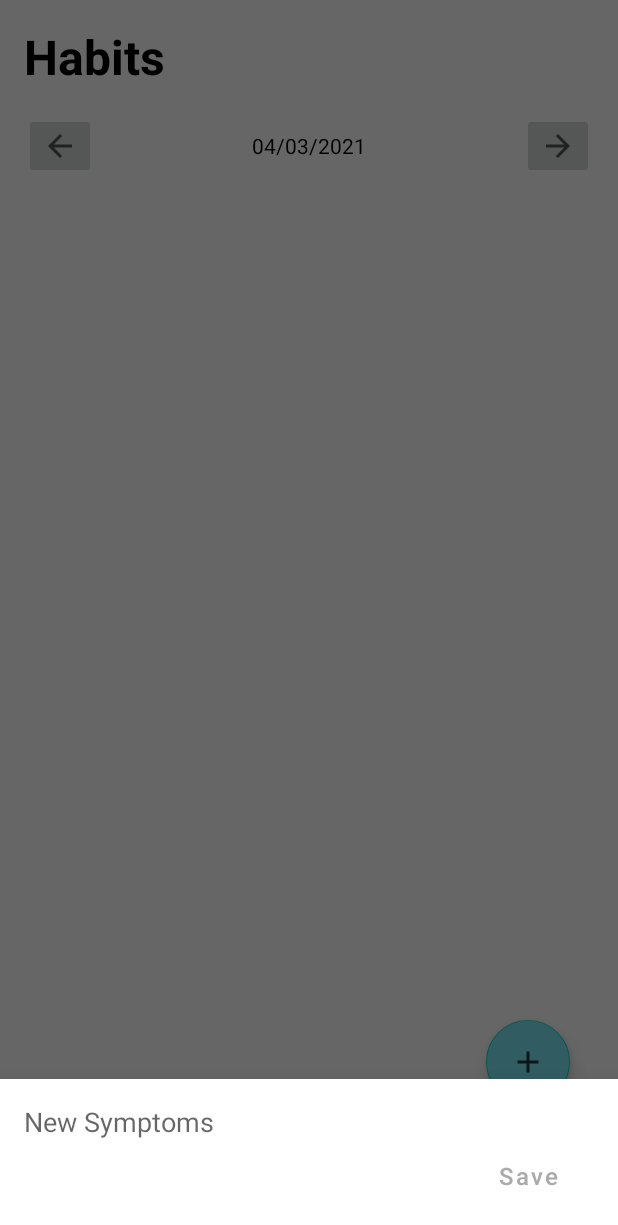
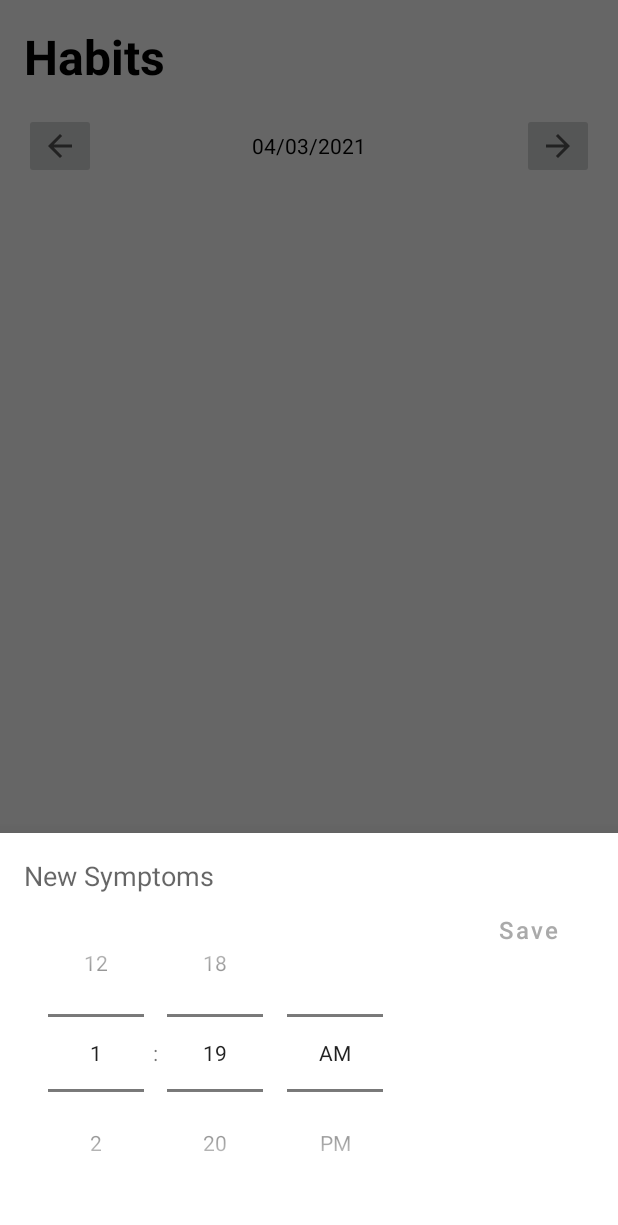
Before and after one commit to manleydrake/capstone-project-group-9-betterme, an Android app: the fragment AddNewSymptom placed in its activity, on a phone screen of 412 x 824 dp. Shown: the top 1225 px of the screen. Run offline under Robolectric (Android 15) with nearby library versions, the phone set to English and light mode, and no system bars.

```diff
--- a/app/src/main/java/com/example/betterme/AddNewSymptom.java
+++ b/app/src/main/java/com/example/betterme/AddNewSymptom.java
@@ -12,7 +12,8 @@ import android.view.ViewGroup;
 import android.view.WindowManager;
 import android.widget.Button;
 import android.widget.EditText;
-import android.widget.TextView;
+import android.widget.TimePicker;
+import android.widget.Toast;
 
 import androidx.core.content.ContextCompat;
 import androidx.recyclerview.widget.RecyclerView;
@@ -39,6 +40,7 @@ public class AddNewSymptom extends BottomSheetDialogFragment{
     private SymptomAdapter symptomsAdapter;
     public static RecyclerView symptomsRecyclerView = SymptomsFragment.symptomsRecyclerView;
     public static DataHelper dataHelper = MainActivity.dataHelper;
+    private TimePicker simpleTimePicker;
 
     public static AddNewSymptom newInstance(){
         return new AddNewSymptom();
@@ -54,6 +56,7 @@ public class AddNewSymptom extends BottomSheetDialogFragment{
     public View onCreateView(LayoutInflater inflater, ViewGroup container, Bundle savedInstanceState){
         View view = inflater.inflate(R.layout.fragment_new_symptom, container, false);
         getDialog().getWindow().setSoftInputMode(WindowManager.LayoutParams.SOFT_INPUT_ADJUST_RESIZE);
+
         symptomList = new ArrayList<>();
         symptomsAdapter = new SymptomAdapter(db, (MainActivity) this.getActivity());
         return view;
@@ -62,6 +65,8 @@ public class AddNewSymptom extends BottomSheetDialogFragment{
     @Override
     public void onViewCreated(View view, Bundle savedInstanceState){
         super.onViewCreated(view, savedInstanceState);
+        simpleTimePicker =getView().findViewById(R.id.timePicker1);
+        simpleTimePicker.setIs24HourView(false);
         newSymptomText = getView().findViewById(R.id.newSymptomText);
         newSymptomSaveButton = getView().findViewById(R.id.newSymptomSave);
 
@@ -134,6 +139,14 @@ public class AddNewSymptom extends BottomSheetDialogFragment{
         }
 
     });
+        simpleTimePicker.setOnTimeChangedListener(new TimePicker.OnTimeChangedListener() {
+            @Override
+            public void onTimeChanged(TimePicker view, int hourOfDay, int minute) {
+                // display a toast with changed values of time picker
+                Toast.makeText(getContext(), hourOfDay + "  " + minute, Toast.LENGTH_SHORT).show();
+
+            }
+        });
     }
     @Override
     public void onDismiss(DialogInterface dialog){
--- a/app/src/main/res/layout/fragment_new_symptom.xml
+++ b/app/src/main/res/layout/fragment_new_symptom.xml
@@ -10,6 +10,12 @@
         android:background="@null"
         android:textAppearance="@style/TextAppearance.AppCompat.Medium"
         android:hint="New Symptoms" />
+    <TimePicker
+        android:id="@+id/timePicker1"
+        android:layout_width="wrap_content"
+        android:layout_below="@id/newSymptomText"
+        android:layout_height="wrap_content"
+        android:timePickerMode="spinner"/>
 
     <Button
         android:id="@+id/newSymptomSave"
```
